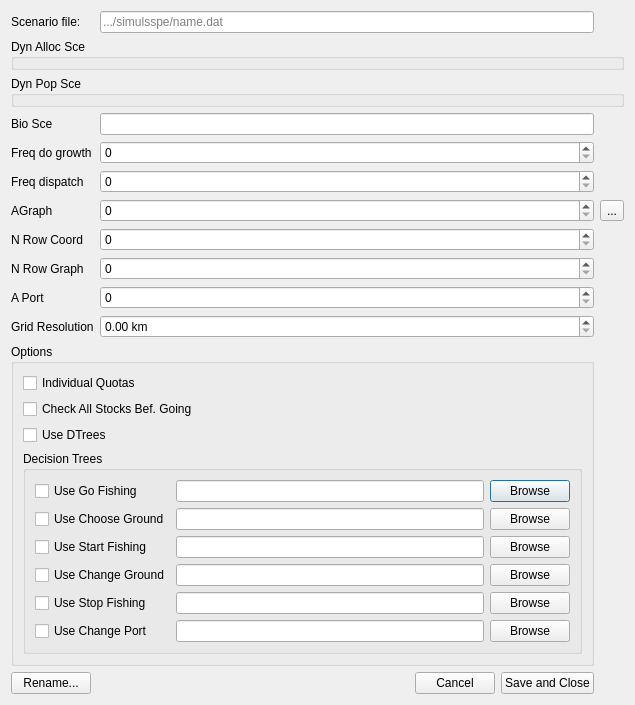
frabas/DISPLACE_GUI, file qtgui/scenariodialog.ui: the form before one commit.
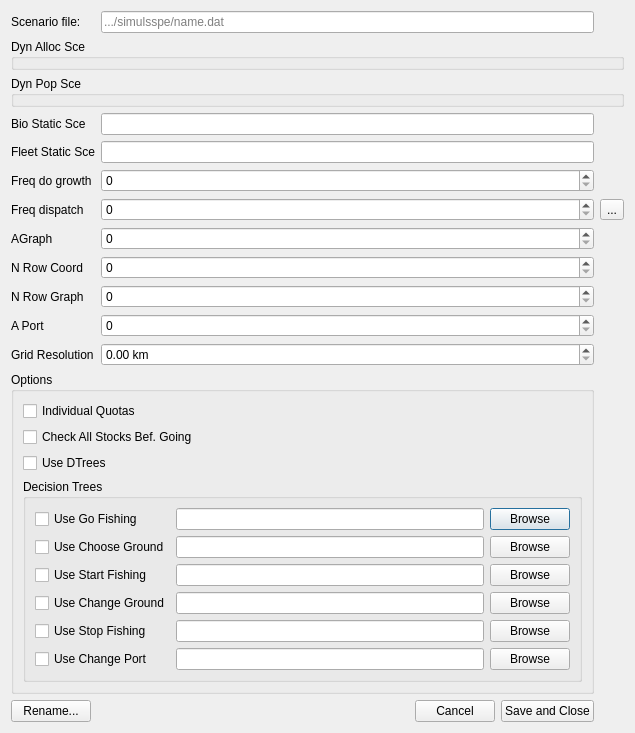
The form after the commit.

Commit message: Add fleetsce variable in scenario file and co, required for static scenarios e.g. on other landings

```diff
--- a/qtgui/scenariodialog.ui
+++ b/qtgui/scenariodialog.ui
@@ -7,7 +7,7 @@
     <x>0</x>
     <y>0</y>
     <width>635</width>
-    <height>619</height>
+    <height>663</height>
    </rect>
   </property>
   <property name="windowTitle">
@@ -45,7 +45,7 @@
    <item row="3" column="0">
     <widget class="QLabel" name="label_3">
      <property name="text">
-      <string>Bio Sce</string>
+      <string>Bio Static Sce</string>
      </property>
     </widget>
    </item>
@@ -53,42 +53,38 @@
     <widget class="QLineEdit" name="biol_sce"/>
    </item>
    <item row="4" column="0">
+    <widget class="QLabel" name="label_11">
+     <property name="text">
+      <string>Fleet Static Sce</string>
+     </property>
+    </widget>
+   </item>
+   <item row="4" column="1">
+    <widget class="QLineEdit" name="fleet_sce"/>
+   </item>
+   <item row="5" column="0">
     <widget class="QLabel" name="label_9">
      <property name="text">
       <string>Freq do growth</string>
      </property>
     </widget>
    </item>
-   <item row="4" column="1">
+   <item row="5" column="1">
     <widget class="QSpinBox" name="freqDoGrowth">
      <property name="maximum">
       <number>100000</number>
      </property>
     </widget>
    </item>
-   <item row="5" column="0">
+   <item row="6" column="0">
     <widget class="QLabel" name="label_10">
      <property name="text">
       <string>Freq dispatch</string>
      </property>
     </widget>
    </item>
-   <item row="5" column="1">
-    <widget class="QSpinBox" name="freqDispatchThePop">
-     <property name="maximum">
-      <number>100000</number>
-     </property>
-    </widget>
-   </item>
-   <item row="6" column="0">
-    <widget class="QLabel" name="label_4">
-     <property name="text">
-      <string>AGraph</string>
-     </property>
-    </widget>
-   </item>
    <item row="6" column="1">
-    <widget class="QSpinBox" name="agraph">
+    <widget class="QSpinBox" name="freqDispatchThePop">
      <property name="maximum">
       <number>100000</number>
      </property>
@@ -102,55 +98,69 @@
     </widget>
    </item>
    <item row="7" column="0">
+    <widget class="QLabel" name="label_4">
+     <property name="text">
+      <string>AGraph</string>
+     </property>
+    </widget>
+   </item>
+   <item row="7" column="1">
+    <widget class="QSpinBox" name="agraph">
+     <property name="maximum">
+      <number>100000</number>
+     </property>
+    </widget>
+   </item>
+   <item row="8" column="0">
     <widget class="QLabel" name="label_8">
      <property name="text">
       <string>N Row Coord</string>
      </property>
     </widget>
    </item>
-   <item row="7" column="1">
+   <item row="8" column="1">
     <widget class="QSpinBox" name="nrowcoord">
      <property name="maximum">
       <number>1000000</number>
      </property>
     </widget>
    </item>
-   <item row="8" column="0">
+   <item row="9" column="0">
     <widget class="QLabel" name="label_5">
      <property name="text">
       <string>N Row Graph</string>
      </property>
     </widget>
    </item>
-   <item row="8" column="1">
+   <item row="9" column="1">
     <widget class="QSpinBox" name="nrowgraph">
      <property name="maximum">
       <number>1000000</number>
      </property>
     </widget>
    </item>
-   <item row="9" column="0">
+   <item row="10" column="0">
     <widget class="QLabel" name="label_6">
      <property name="text">
       <string>A Port</string>
      </property>
     </widget>
    </item>
-   <item row="9" column="1">
+   <item row="10" column="1">
     <widget class="QSpinBox" name="aport">
      <property name="maximum">
       <number>100000</number>
      </property>
     </widget>
    </item>
-   <item row="10" column="0">
+   <item row="11" column="0">
     <widget class="QLabel" name="label_7">
      <property name="text">
       <string>Grid Resolution</string>
      </property>
     </widget>
    </item>
-   <item row="10" column="1">
+   <item row="11" column="1">
     <widget class="QDoubleSpinBox" name="gridres">
      <property name="suffix">
       <string> km</string>
@@ -163,7 +173,7 @@
      </property>
     </widget>
    </item>
-   <item row="11" column="0" colspan="2">
+   <item row="12" column="0" colspan="2">
     <widget class="QGroupBox" name="groupBox_2">
      <property name="title">
       <string>Options</string>
@@ -317,7 +327,7 @@
      </layout>
     </widget>
    </item>
-   <item row="12" column="0" colspan="2">
+   <item row="13" column="0" colspan="2">
     <layout class="QHBoxLayout" name="horizontalLayout">
      <item>
       <widget class="QPushButton" name="rename">
```
The commit also changes 9 other files.
